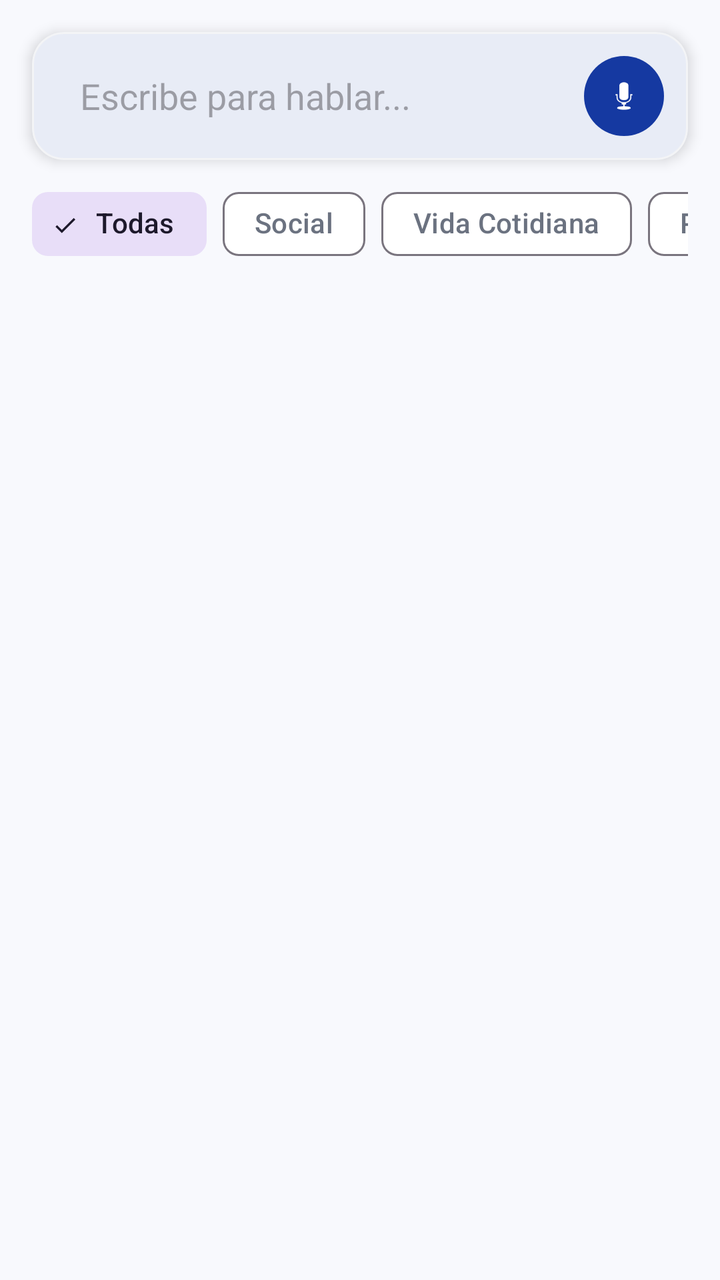
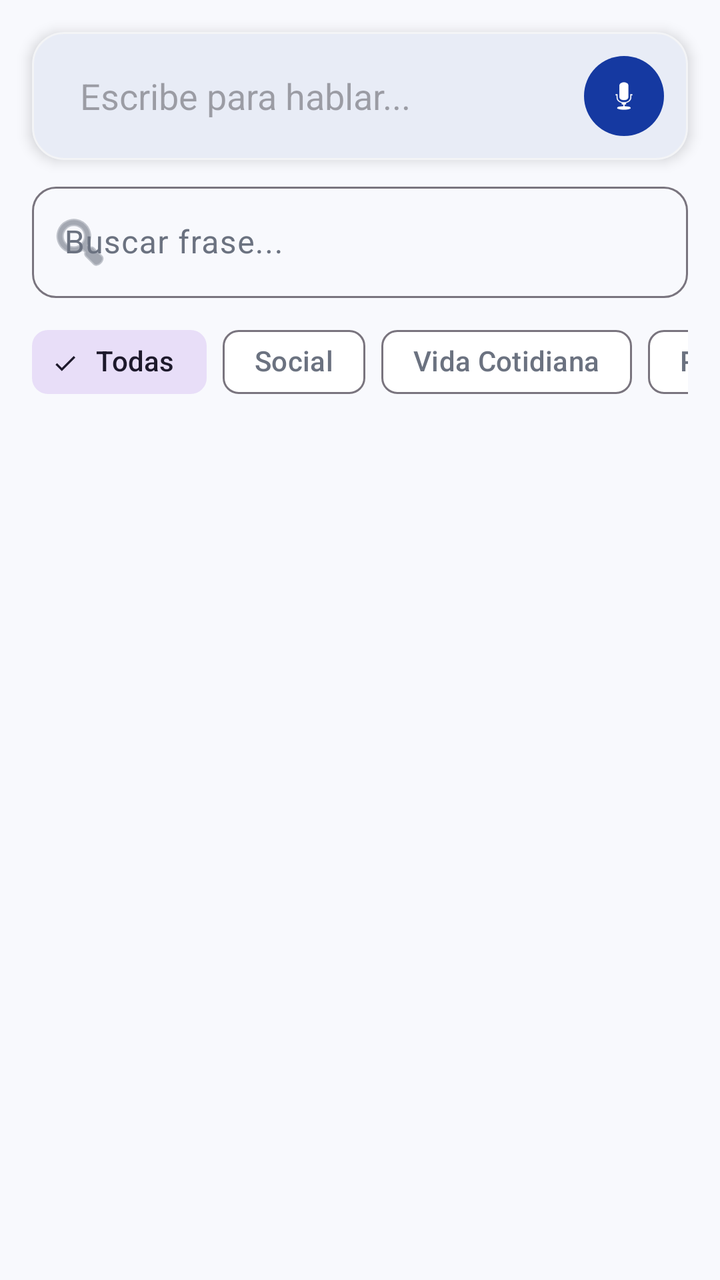

Screens rendered from an Android XML layout before and after an edit, with the pre-edit source and the edit as a unified diff.
<!-- AndroidManifest.xml: application theme Theme.SignLink -->
<!-- res/layout/fragment_communicate.xml -->
<?xml version="1.0" encoding="utf-8"?>
<androidx.constraintlayout.widget.ConstraintLayout xmlns:android="http://schemas.android.com/apk/res/android"
    xmlns:app="http://schemas.android.com/apk/res-auto"
    xmlns:tools="http://schemas.android.com/tools"
    android:layout_width="match_parent"
    android:layout_height="match_parent"
    android:background="?android:attr/windowBackground"
    tools:context=".ui.communicate.CommunicateFragment">

    <com.google.android.material.card.MaterialCardView
        android:id="@+id/tts_input_card"
        android:layout_width="match_parent"
        android:layout_height="wrap_content"
        android:layout_margin="16dp"
        app:cardBackgroundColor="?attr/colorSurface"
        app:strokeColor="?attr/colorSurfaceVariant"
        app:strokeWidth="1dp"
        app:cardCornerRadius="16dp"
        app:cardElevation="4dp"
        app:layout_constraintTop_toTopOf="parent">

        <LinearLayout
            android:layout_width="match_parent"
            android:layout_height="wrap_content"
            android:gravity="center_vertical"
            android:orientation="horizontal"
            android:padding="8dp">

            <EditText
                android:id="@+id/et_message"
                android:layout_width="0dp"
                android:layout_height="wrap_content"
                android:layout_weight="1"
                android:background="@null"
                android:hint="Escribe para hablar..."
                android:minHeight="48dp"
                android:paddingHorizontal="16dp"
                android:inputType="textMultiLine"
                android:maxLines="5"
                android:scrollbars="vertical" />

            <com.google.android.material.button.MaterialButton
                android:id="@+id/btn_speak"
                style="@style/Widget.Material3.Button.IconButton.Filled"
                android:layout_width="48dp"
                android:layout_height="48dp"
                android:contentDescription="@string/btn_speak_content_desc"
                app:icon="@android:drawable/ic_btn_speak_now" />

        </LinearLayout>
    </com.google.android.material.card.MaterialCardView>

    <HorizontalScrollView
        android:id="@+id/category_scroll"
        android:layout_width="match_parent"
        android:layout_height="wrap_content"
        android:paddingHorizontal="16dp"
        android:paddingVertical="8dp"
        android:scrollbars="none"
        app:layout_constraintTop_toBottomOf="@id/tts_input_card">

        <com.google.android.material.chip.ChipGroup
            android:id="@+id/chip_group_categories"
            android:layout_width="wrap_content"
            android:layout_height="wrap_content"
            app:singleSelection="true"
            app:selectionRequired="true">

            <com.google.android.material.chip.Chip
                android:id="@+id/chip_all"
                style="@style/Widget.Material3.Chip.Filter"
                android:layout_width="wrap_content"
                android:layout_height="wrap_content"
                android:text="Todas"
                android:checked="true" />

            <com.google.android.material.chip.Chip
                android:id="@+id/chip_social"
                style="@style/Widget.Material3.Chip.Filter"
                android:layout_width="wrap_content"
                android:layout_height="wrap_content"
                android:text="Social" />

            <com.google.android.material.chip.Chip
                android:id="@+id/chip_needs"
                style="@style/Widget.Material3.Chip.Filter"
                android:layout_width="wrap_content"
                android:layout_height="wrap_content"
                android:text="Vida Cotidiana" />

            <com.google.android.material.chip.Chip
                android:id="@+id/chip_questions"
                style="@style/Widget.Material3.Chip.Filter"
                android:layout_width="wrap_content"
                android:layout_height="wrap_content"
                android:text="Preguntas" />

            <com.google.android.material.chip.Chip
                android:id="@+id/chip_health"
                style="@style/Widget.Material3.Chip.Filter"
                android:layout_width="wrap_content"
                android:layout_height="wrap_content"
                android:text="Salud" />

            <com.google.android.material.chip.Chip
                android:id="@+id/chip_permiso"
                style="@style/Widget.Material3.Chip.Filter"
                android:layout_width="wrap_content"
                android:layout_height="wrap_content"
                android:text="Permisos" />

        </com.google.android.material.chip.ChipGroup>
    </HorizontalScrollView>

    <androidx.recyclerview.widget.RecyclerView
        android:id="@+id/rv_symbols"
        android:layout_width="match_parent"
        android:layout_height="0dp"
        android:layout_marginTop="8dp"
        android:clipToPadding="false"
        android:padding="8dp"
        app:layout_constraintBottom_toBottomOf="parent"
        app:layout_constraintTop_toBottomOf="@id/category_scroll" />

</androidx.constraintlayout.widget.ConstraintLayout>
<!-- resources referenced by this layout -->
<resources>
  <string name="btn_speak_content_desc">Hablar texto escrito</string>
  <style name="Theme.SignLink" parent="Base.Theme.SignLink" />
  <style name="Base.Theme.SignLink" parent="Theme.Material3.DayNight.NoActionBar">
          <item name="colorPrimary">@color/primary</item>
          <item name="colorOnPrimary">@color/on_primary</item>
          <item name="colorSecondary">@color/secondary</item>
          <item name="colorOnSecondary">@color/on_secondary</item>
          <item name="android:navigationBarColor">@color/white</item>
          <item name="android:windowBackground">@color/background</item>
          <item name="colorSurface">@color/surface</item>
          <item name="colorOnSurface">@color/on_surface</item>
          <item name="colorOnSurfaceVariant">@color/on_surface_variant</item>
          <item name="colorSurfaceVariant">@color/gray_100</item>
          <item name="colorPrimaryContainer">#E3F2FD</item>
          <item name="colorOnPrimaryContainer">@color/primary_variant</item>
      </style>
  <color name="primary">#1539A1</color>
  <color name="on_primary">#FFFFFF</color>
  <color name="secondary">#00D09C</color>
  <color name="on_secondary">#FFFFFF</color>
  <color name="white">#FFFFFFFF</color>
  <color name="background">#F8F9FD</color>
  <color name="surface">#FFFFFF</color>
  <color name="on_surface">#1D212D</color>
  <color name="on_surface_variant">#6B7280</color>
  <color name="gray_100">#F3F4F6</color>
  <color name="primary_variant">#0D2970</color>
</resources>

<!-- the commit's change to res/layout/fragment_communicate.xml (unified diff, before → after) -->
@@ -50,6 +50,30 @@
         </LinearLayout>
     </com.google.android.material.card.MaterialCardView>
 
+    <com.google.android.material.textfield.TextInputLayout
+        android:id="@+id/search_input_layout"
+        style="@style/Widget.Material3.TextInputLayout.OutlinedBox"
+        android:layout_width="match_parent"
+        android:layout_height="wrap_content"
+        android:layout_marginHorizontal="16dp"
+        android:layout_marginTop="8dp"
+        android:hint="Buscar frase..."
+        app:startIconDrawable="@android:drawable/ic_menu_search"
+        app:endIconMode="clear_text"
+        app:boxCornerRadiusTopStart="12dp"
+        app:boxCornerRadiusTopEnd="12dp"
+        app:boxCornerRadiusBottomStart="12dp"
+        app:boxCornerRadiusBottomEnd="12dp"
+        app:layout_constraintTop_toBottomOf="@id/tts_input_card">
+
+        <com.google.android.material.textfield.TextInputEditText
+            android:id="@+id/et_search"
+            android:layout_width="match_parent"
+            android:layout_height="wrap_content"
+            android:inputType="text"
+            android:maxLines="1" />
+    </com.google.android.material.textfield.TextInputLayout>
+
     <HorizontalScrollView
         android:id="@+id/category_scroll"
         android:layout_width="match_parent"
@@ -57,7 +81,7 @@
         android:paddingHorizontal="16dp"
         android:paddingVertical="8dp"
         android:scrollbars="none"
-        app:layout_constraintTop_toBottomOf="@id/tts_input_card">
+        app:layout_constraintTop_toBottomOf="@id/search_input_layout">
 
         <com.google.android.material.chip.ChipGroup
             android:id="@+id/chip_group_categories"
